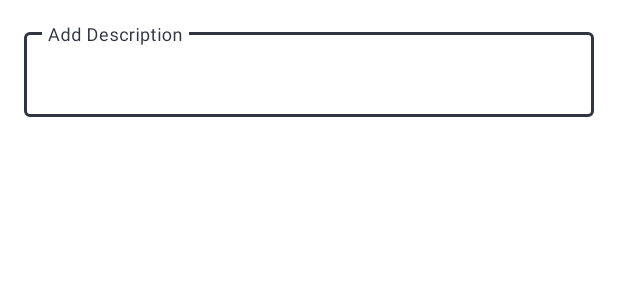
After one commit to mycrazycurls/CS3714FoodManager, an Android app: the layout form_new_instruction.xml on its own in the app's theme, with its tools: preview values and no code run, on a phone screen of 412 x 824 dp. The commit adds this screen. Shown: the top 300 px of the screen. Run offline under Robolectric (Android 15) with nearby library versions, the phone set to English and light mode, and no system bars.

Commit message:
ability to add instructions to new meal

```diff
--- a/app/src/main/res/layout/form_new_ingredient.xml
+++ b/app/src/main/res/layout/form_new_ingredient.xml
@@ -15,7 +15,6 @@
             android:layout_width="match_parent"
             android:layout_height="wrap_content"
             android:hint="@string/ig_name_hint"
-            app:helperText="Required"
             android:layout_marginBottom="8dp"
             app:errorEnabled="true">
 
--- /dev/null
+++ b/app/src/main/res/layout/form_new_instruction.xml
@@ -0,0 +1,33 @@
+<ScrollView xmlns:android="http://schemas.android.com/apk/res/android"
+    xmlns:app="http://schemas.android.com/apk/res-auto"
+    android:layout_width="match_parent"
+    android:layout_height="match_parent">
+
+    <LinearLayout
+        android:layout_width="match_parent"
+        android:layout_height="wrap_content"
+        android:orientation="vertical"
+        android:padding="16dp">
+
+        <com.google.android.material.textfield.TextInputLayout
+            android:id="@+id/instruction_text_field_description"
+            style="@style/Widget.MaterialComponents.TextInputLayout.OutlinedBox"
+            android:layout_width="match_parent"
+            android:layout_height="wrap_content"
+            android:hint="Add Description"
+            android:layout_marginBottom="8dp"
+            app:errorEnabled="true">
+
+            <com.google.android.material.textfield.TextInputEditText
+                android:layout_width="match_parent"
+                android:layout_height="wrap_content"
+
+                android:singleLine="true"
+                android:imeOptions="actionDone"/>
+
+        </com.google.android.material.textfield.TextInputLayout>
+
+
+    </LinearLayout>
+
+</ScrollView>
```
Also changed, not shown: app/src/main/java/com/example/foodieplanner/NewMealDialog.kt (+118 -5 lines), app/src/main/res/layout/form_new_meal.xml (+6 -5 lines), app/src/main/res/layout/view_new_meal_instruction.xml (added, +31 -0 lines).
